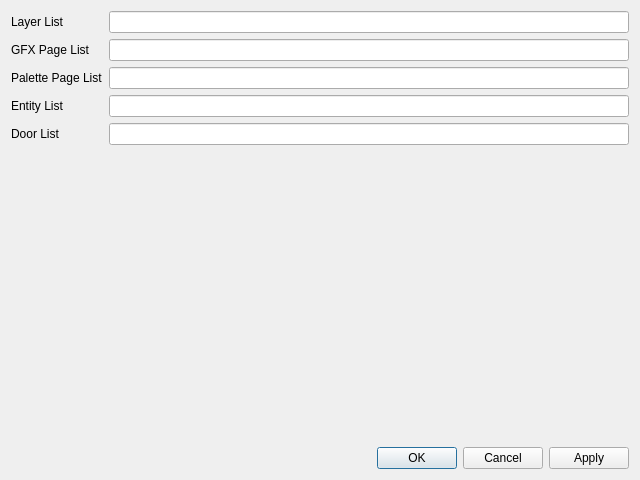
Above: dsvedit/room_editor.ui from LagoLunatic/DSVEdit before the change. Below: the same form after it.
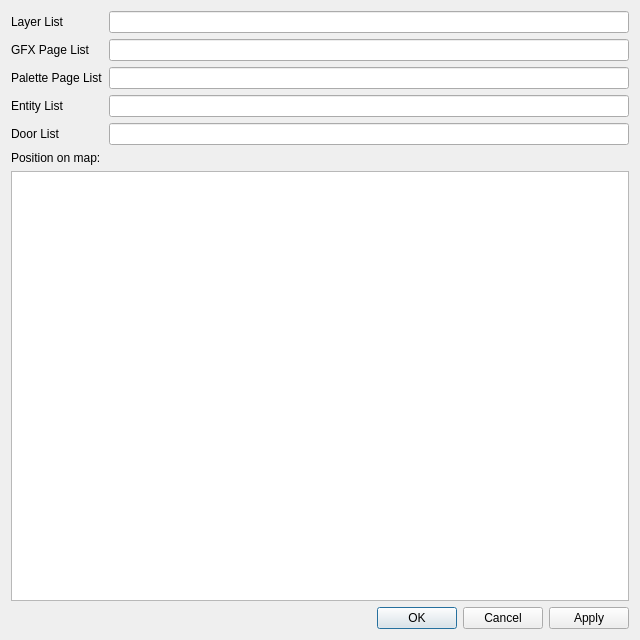
That is the form after the change.

Commit message: Room editor: Allow dragging room's position on map

Patch:
```diff
--- a/dsvedit/room_editor.ui
+++ b/dsvedit/room_editor.ui
@@ -7,7 +7,7 @@
     <x>0</x>
     <y>0</y>
     <width>640</width>
-    <height>480</height>
+    <height>640</height>
    </rect>
   </property>
   <property name="windowTitle">
@@ -71,6 +71,23 @@
      </item>
     </layout>
    </item>
+   <item>
+    <widget class="QLabel" name="label">
+     <property name="text">
+      <string>Position on map:</string>
+     </property>
+    </widget>
+   </item>
+   <item>
+    <widget class="QGraphicsView" name="map_graphics_view">
+     <property name="minimumSize">
+      <size>
+       <width>520</width>
+       <height>390</height>
+      </size>
+     </property>
+    </widget>
+   </item>
    <item>
     <widget class="QDialogButtonBox" name="buttonBox">
      <property name="standardButtons">
```
The commit also changes 1 other file.
